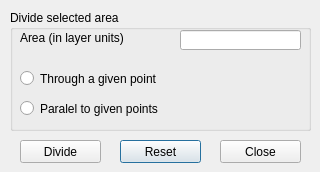
Qt form area_div.ui (zsiki/ls) before a commit.
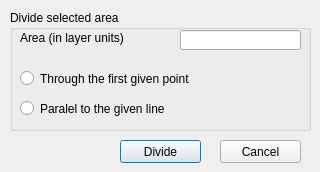
The same form after that commit.

Commit message: label texts changed

The edit to the form file:
```diff
--- a/area_div.ui
+++ b/area_div.ui
@@ -37,29 +37,10 @@
   <property name="locale">
    <locale language="English" country="UnitedKingdom"/>
   </property>
-  <widget class="QPushButton" name="ResetButton">
-   <property name="geometry">
-    <rect>
-     <x>120</x>
-     <y>140</y>
-     <width>81</width>
-     <height>23</height>
-    </rect>
-   </property>
-   <property name="sizePolicy">
-    <sizepolicy hsizetype="Fixed" vsizetype="Fixed">
-     <horstretch>0</horstretch>
-     <verstretch>0</verstretch>
-    </sizepolicy>
-   </property>
-   <property name="text">
-    <string>Reset</string>
-   </property>
-  </widget>
   <widget class="QPushButton" name="DivideButton">
    <property name="geometry">
     <rect>
-     <x>20</x>
+     <x>120</x>
      <y>140</y>
      <width>81</width>
      <height>23</height>
@@ -91,7 +72,7 @@
     </sizepolicy>
    </property>
    <property name="text">
-    <string>Close</string>
+    <string>Cancel</string>
    </property>
   </widget>
   <widget class="QGroupBox" name="AreaDivGroup">
@@ -134,7 +115,7 @@
      <rect>
       <x>10</x>
       <y>60</y>
-      <width>191</width>
+      <width>271</width>
       <height>17</height>
      </rect>
     </property>
@@ -145,7 +126,7 @@
      </sizepolicy>
     </property>
     <property name="text">
-     <string>Through a given point</string>
+     <string>Through the first given point</string>
     </property>
    </widget>
    <widget class="QRadioButton" name="TwoPointRadio">
@@ -153,7 +134,7 @@
      <rect>
       <x>10</x>
       <y>90</y>
-      <width>191</width>
+      <width>271</width>
       <height>17</height>
      </rect>
     </property>
@@ -164,7 +145,7 @@
      </sizepolicy>
     </property>
     <property name="text">
-     <string>Paralel to given points</string>
+     <string>Paralel to the given line</string>
     </property>
    </widget>
   </widget>
```
Left out of the diff: 5 changed lines with no effect on the pictures. The commit also changes 1 other file.
